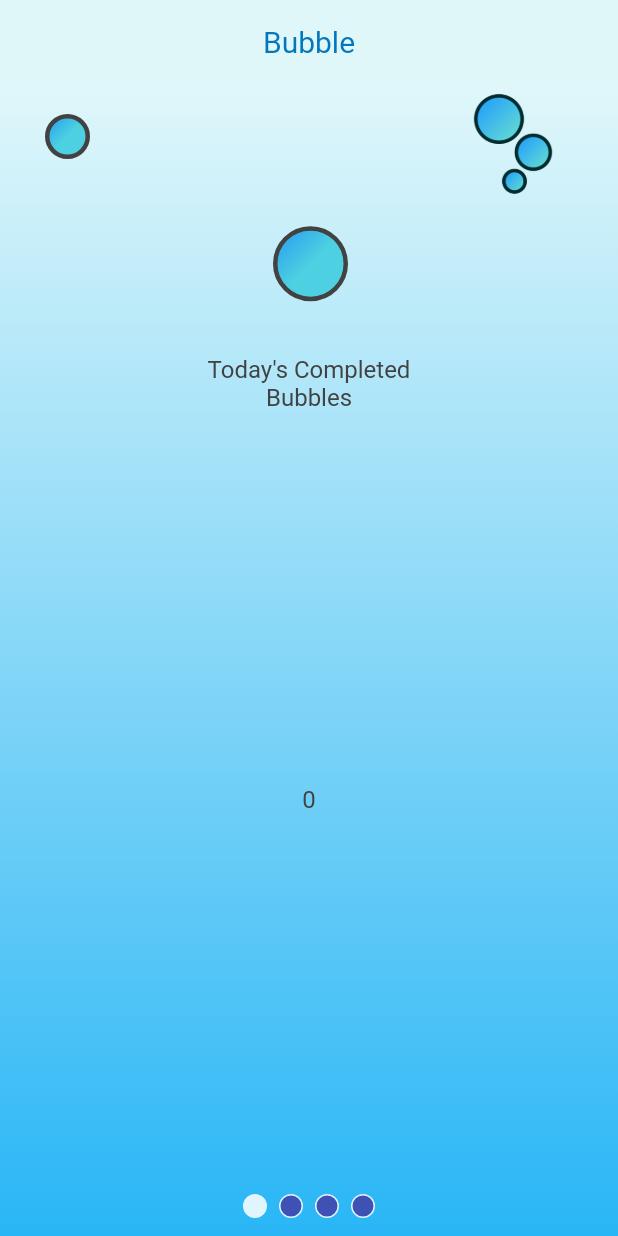
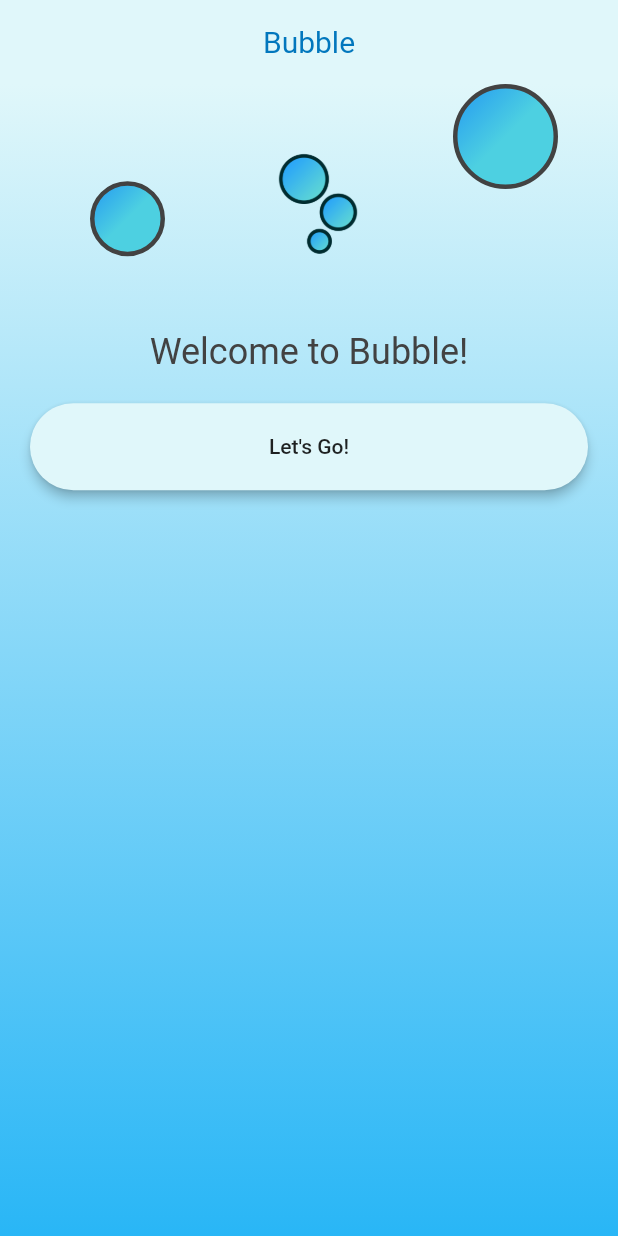
Before and after one commit to djbirbeck/bubble, a Flutter app: the screen it shows after launch, after a tap on "Lets get started...", on a phone screen of 412 x 824 dp. Run offline on Flutter 3.47's test engine with Material 2 defaults, Android fonts, the phone set to English and light mode, and no system bars; our stand-ins replace flutter_local_notifications, hive, hive_flutter; accounts and stored records are empty; generated files the repository leaves out were written again.

Commit message:
adding in help and intro screens

```diff
--- a/lib/main.dart
+++ b/lib/main.dart
@@ -7,6 +7,7 @@ import 'package:path_provider/path_provider.dart' as path_provider;
 import './screens/splash.dart';
 import './models/bubble.dart';
 import './models/completed_bubble.dart';
+import './models/intro.dart';
 import './widgets/basic_scaffold.dart';
 
 void main() async {
@@ -15,7 +16,9 @@ void main() async {
   Hive.init(appDocumentDir.path);
   Hive.registerAdapter(BubbleTaskAdapter());
   Hive.registerAdapter(CompletedBubbleAdapter());
+  Hive.registerAdapter(IntroAdapter());
   Hive.openBox<CompletedBubble>('completedBubbles');
+  Hive.openBox<Intro>('intro');
   runApp(MyApp());
 }
 
--- /dev/null
+++ b/lib/models/intro.dart
@@ -0,0 +1,14 @@
+import 'package:flutter/foundation.dart';
+import 'package:hive/hive.dart';
+
+part 'intro.g.dart';
+
+@HiveType(typeId: 2)
+class Intro extends HiveObject {
+  @HiveField(0)
+  bool introCompleted;
+
+  Intro({
+    @required this.introCompleted,
+  });
+}
--- a/lib/screens/bubble_type.dart
+++ b/lib/screens/bubble_type.dart
@@ -163,7 +163,7 @@ class BubbleType extends StatelessWidget {
                     mainAxisAlignment: MainAxisAlignment.spaceEvenly,
                     children: [
                       Text(
-                        'How many bubbles?',
+                        'How many $bubbleType bubbles?',
                         style: TextStyle(
                           fontSize: 18,
                           color: Theme.of(context).textTheme.headline6.color,
--- a/lib/screens/home_screen.dart
+++ b/lib/screens/home_screen.dart
@@ -5,6 +5,7 @@ import '../widgets/today_stats.dart';
 import '../widgets/bubble_list.dart';
 import '../widgets/single_use_bubble.dart';
 import '../widgets/statistics.dart';
+import '../widgets/help.dart';
 
 class HomeScreen extends StatefulWidget {
   @override
@@ -16,7 +17,7 @@ class _HomeScreenState extends State<HomeScreen> with TickerProviderStateMixin {
 
   @override
   void initState() {
-    _tabController = TabController(length: 4, vsync: this);
+    _tabController = TabController(length: 5, vsync: this);
     super.initState();
   }
 
@@ -53,6 +54,7 @@ class _HomeScreenState extends State<HomeScreen> with TickerProviderStateMixin {
                     SingleUseBubble(),
                     BubbleList(),
                     Statistics(),
+                    Help(),
                   ],
                 ),
               ),
--- /dev/null
+++ b/lib/screens/intro.dart
@@ -0,0 +1,71 @@
+import 'package:flutter/material.dart';
+
+import '../widgets/hero_bubbles_intro.dart';
+import '../widgets/help.dart';
+
+class Intro extends StatelessWidget {
+  @override
+  Widget build(BuildContext context) {
+    return Scaffold(
+      appBar: AppBar(
+        backgroundColor: Theme.of(context).primaryColor,
+        automaticallyImplyLeading: false,
+        elevation: 0,
+        title: Text('Bubble'),
+        centerTitle: true,
+      ),
+      body: Container(
+        decoration: BoxDecoration(
+          gradient: LinearGradient(
+            begin: Alignment.topCenter,
+            end: Alignment.bottomCenter,
+            colors: [
+              Theme.of(context).primaryColor,
+              Theme.of(context).accentColor,
+            ],
+          ),
+        ),
+        child: Center(
+          child: Column(
+            children: <Widget>[
+              HeroBubblesIntro(),
+              Text(
+                'Welcome to Bubble!',
+                textAlign: TextAlign.center,
+                style: TextStyle(
+                  color: Theme.of(context).textTheme.headline6.color,
+                  fontSize: 24,
+                ),
+              ),
+              Expanded(
+                child: ListView(
+                  children: [
+                    Help(),
+                    Container(
+                      height: 66,
+                      margin: EdgeInsets.symmetric(horizontal: 16),
+                      child: Card(
+                        color: Theme.of(context).primaryColor,
+                        shape: RoundedRectangleBorder(
+                          borderRadius: BorderRadius.circular(32),
+                        ),
+                        elevation: 3,
+                        child: FlatButton(
+                          shape: RoundedRectangleBorder(
+                            borderRadius: BorderRadius.circular(32),
+                          ),
+                          child: Text('Let\'s Go!'),
+                          onPressed: () {},
+                        ),
+                      ),
+                    ),
+                  ],
+                ),
+              ),
+            ],
+          ),
+        ),
+      ),
+    );
+  }
+}
--- a/lib/screens/new_bubble_tabs.dart
+++ b/lib/screens/new_bubble_tabs.dart
@@ -23,7 +23,7 @@ class _NewBubbleTabsState extends State<NewBubbleTabs>
   String _title;
   String _notes;
   DateTime _dueDate;
-  String _bubbleType;
+  String _bubbleType = 'small';
   double _amountOfBubbles;
 
   bool _editing;
--- a/lib/screens/splash.dart
+++ b/lib/screens/splash.dart
@@ -2,9 +2,10 @@ import 'dart:async';
 
 import 'package:flutter/material.dart';
 
+import './home_screen.dart';
+import './intro.dart';
 import '../widgets/begin_button.dart';
 import '../widgets/bubble.dart';
-import './home_screen.dart';
 import '../transitions/fade.dart';
 import '../widgets/basic_scaffold.dart';
 
@@ -61,15 +62,25 @@ class _SplashState extends State<Splash> with TickerProviderStateMixin {
     });
   }
 
-  void _animatePreTransition() {
+  void _animatePreTransition(String screen) {
     setState(() {
       _button = Container();
     });
+    if (screen == 'main') {
+      Timer(Duration(milliseconds: 400), () {
+        Navigator.pushReplacement(
+          context,
+          FadeRoute(
+            page: HomeScreen(),
+          ),
+        );
+      });
+    }
     Timer(Duration(milliseconds: 400), () {
       Navigator.pushReplacement(
         context,
         FadeRoute(
-          page: HomeScreen(),
+          page: Intro(),
         ),
       );
     });
--- a/lib/widgets/begin_button.dart
+++ b/lib/widgets/begin_button.dart
@@ -1,4 +1,8 @@
 import 'package:flutter/material.dart';
+import 'package:hive/hive.dart';
+import 'package:hive_flutter/hive_flutter.dart';
+
+import '../models/intro.dart';
 
 class BeginButton extends StatelessWidget {
   final Function animateButtonFunction;
@@ -7,13 +11,17 @@ class BeginButton extends StatelessWidget {
 
   @override
   Widget build(BuildContext context) {
+    return ValueListenableBuilder(
+      valueListenable: Hive.box<Intro>('intro').listenable(),
+      builder: (context, Box<Intro> box, _) {
+        if (box.values.isEmpty) {
           return Container(
             height: 30,
             child: FlatButton(
               shape: RoundedRectangleBorder(
                 borderRadius: BorderRadius.circular(30),
               ),
-        onPressed: animateButtonFunction,
+              onPressed: () => animateButtonFunction('intro'),
               child: Text(
                 'Lets get started...',
                 style: TextStyle(
@@ -24,4 +32,23 @@ class BeginButton extends StatelessWidget {
             ),
           );
         }
+        return Container(
+          height: 30,
+          child: FlatButton(
+            shape: RoundedRectangleBorder(
+              borderRadius: BorderRadius.circular(30),
+            ),
+            onPressed: () => animateButtonFunction('main'),
+            child: Text(
+              'Lets get started...',
+              style: TextStyle(
+                color: Theme.of(context).textTheme.headline6.color,
+                fontSize: 20,
+              ),
+            ),
+          ),
+        );
+      },
+    );
   }
+}
--- /dev/null
+++ b/lib/widgets/help.dart
@@ -0,0 +1,12 @@
+import 'package:flutter/material.dart';
+
+class Help extends StatelessWidget {
+  @override
+  Widget build(BuildContext context) {
+    return Column(
+      children: <Widget>[
+        Text('')
+      ],
+    );
+  }
+}
--- /dev/null
+++ b/lib/widgets/hero_bubbles_intro.dart
@@ -0,0 +1,50 @@
+import 'package:flutter/material.dart';
+
+import './bubble.dart';
+
+class HeroBubblesIntro extends StatelessWidget {
+  @override
+  Widget build(BuildContext context) {
+    return Container(
+      alignment: Alignment.bottomRight,
+      height: MediaQuery.of(context).size.height * 0.2,
+      width: MediaQuery.of(context).size.width,
+      child: Stack(
+        children: [
+          Positioned(
+            height: 50,
+            width: 50,
+            left: 60,
+            bottom: 50,
+            child: Hero(
+              tag: 'bubble-1',
+              child: Bubble(size: 50),
+            ),
+          ),
+          Positioned(
+            right: 160,
+            top: 40,
+            child: Hero(
+              tag: 'logoImage',
+              child: Image.asset(
+                'assets/images/logo.png',
+                height: 80,
+                width: 80,
+              ),
+            ),
+          ),
+          Positioned(
+            height: 70,
+            width: 70,
+            right: 40,
+            top: 0,
+            child: Hero(
+              tag: 'bubble-2',
+              child: Bubble(size: 70),
+            ),
+          ),
+        ],
+      ),
+    );
+  }
+}
--- a/lib/widgets/statistics.dart
+++ b/lib/widgets/statistics.dart
@@ -14,7 +14,7 @@ class Statistics extends StatelessWidget {
     int days = (hours / 24).truncate();
 
     String daysStr = (days % 24).toString();
-    String hoursAfterDaysStr = (hours % 24).toString().padLeft(2, '0');
+    String hoursAfterDaysStr = (hours % 24).toString();
     //String hoursStr = (hours % 60).toString().padLeft(2, '0');
     String minutesStr = (minutes % 60).toString().padLeft(2, '0');
     //String secondsStr = (seconds % 60).toString().padLeft(2, '0');
@@ -119,7 +119,7 @@ class Statistics extends StatelessWidget {
                   if (box.values.isEmpty) {
                     return Center(
                       child: Text(
-                        '0\nBig Bubbles',
+                        '0\nBig',
                         style: TextStyle(
                           color: Theme.of(context).textTheme.headline6.color,
                           fontSize: 20,
@@ -139,7 +139,7 @@ class Statistics extends StatelessWidget {
                         ),
                       ),
                       Text(
-                        'Big Bubbles',
+                        'Big',
                         textAlign: TextAlign.center,
                       ),
                     ],
@@ -153,7 +153,7 @@ class Statistics extends StatelessWidget {
           height: MediaQuery.of(context).size.width * 0.25,
           width: MediaQuery.of(context).size.width * 0.25,
           top: MediaQuery.of(context).size.width * 0.75,
-          right: 140,
+          right: MediaQuery.of(context).size.width * 0.4,
           child: Bubble(
             size: 120,
             isStatBubble: true,
@@ -184,7 +184,7 @@ class Statistics extends StatelessWidget {
                             child: FittedBox(
                               fit: BoxFit.contain,
                               child: Text(
-                                'Small Bubbles',
+                                'Small',
                                 style: Theme.of(context).textTheme.headline6,
                                 textAlign: TextAlign.center,
                               ),
@@ -205,7 +205,7 @@ class Statistics extends StatelessWidget {
                         ),
                       ),
                       Text(
-                        'Small Bubbles',
+                        'Small',
                         textAlign: TextAlign.center,
                       ),
                     ],
```
Also changed, not shown: lib/screens/bubble_details.dart (+12 -17 lines), lib/models/intro.g.dart (added). Lines whose indentation alone changed are shown as unchanged.
